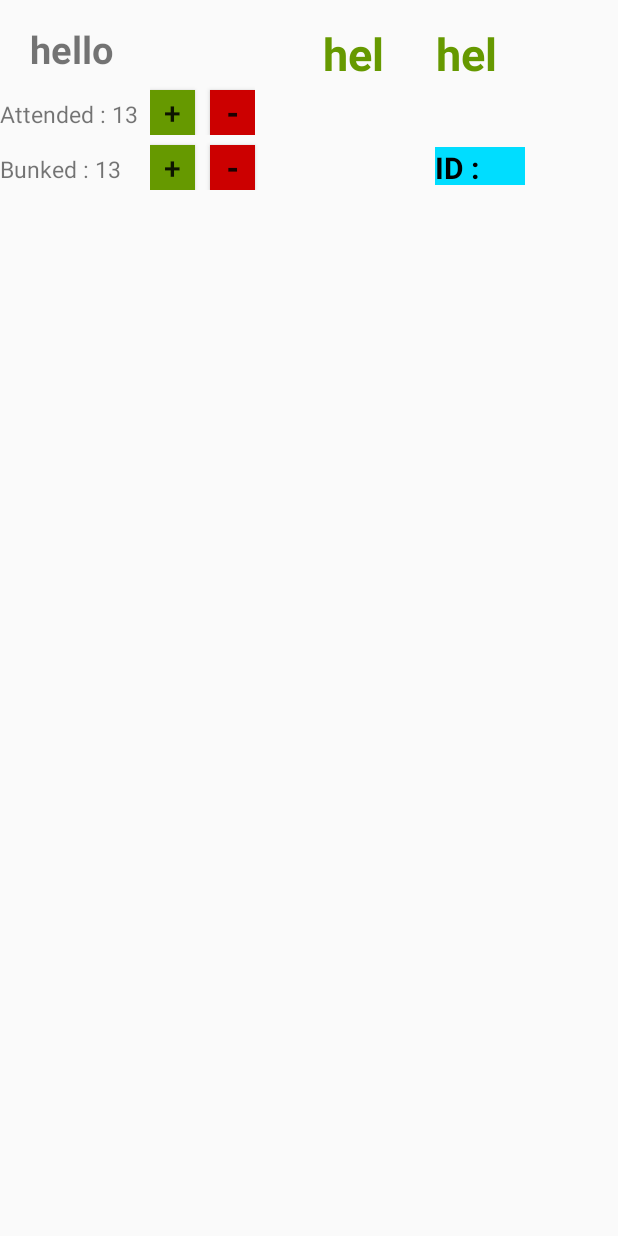
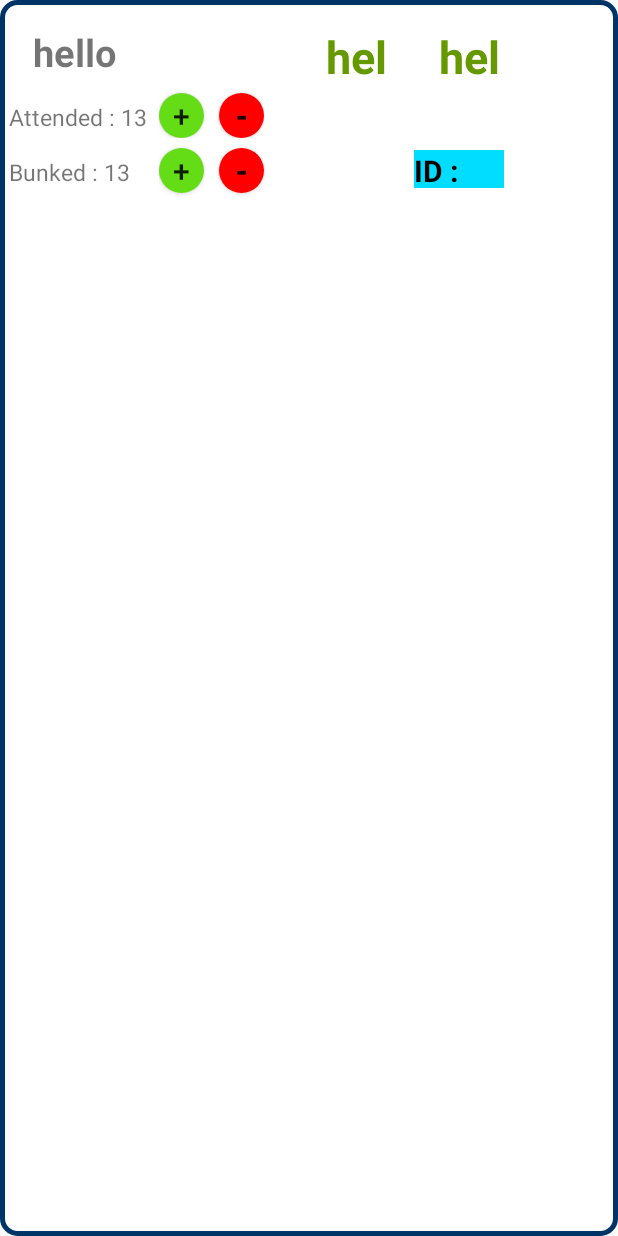
Before and after one commit to Cyber-Labs/attendance-manager-app-1, an Android app: the layout list_layout.xml on its own in the app's theme, with its tools: preview values and no code run, on a phone screen of 412 x 824 dp. Run offline under Robolectric (Android 15) with nearby library versions, the phone set to English and light mode, and no system bars.

Commit message:
round buttons added and background changed(FINALLY)

```diff
--- /dev/null
+++ b/app/src/main/res/drawable/box.xml
@@ -0,0 +1,10 @@
+<?xml version="1.0" encoding="utf-8"?>
+<shape xmlns:android="http://schemas.android.com/apk/res/android" android:id="@+id/listview_background_shape">
+    <stroke android:width="3dp" android:color="#003366 " />
+    <padding android:left="2dp"
+        android:top="2dp"
+        android:right="2dp"
+        android:bottom="2dp" />
+    <corners android:radius="10dp" />
+    <solid android:color="#ffffffff" />
+</shape>
--- /dev/null
+++ b/app/src/main/res/drawable/round_button_red.xml
@@ -0,0 +1,8 @@
+<?xml version="1.0" encoding="utf-8"?>
+<shape xmlns:android="http://schemas.android.com/apk/res/android"
+    android:shape="rectangle"
+    >
+    <solid android:color="#ff0000"/>
+    <corners android:radius="200dp"/>
+
+</shape>
--- /dev/null
+++ b/app/src/main/res/drawable/round_buttons_green.xml
@@ -0,0 +1,8 @@
+<?xml version="1.0" encoding="utf-8"?>
+<shape xmlns:android="http://schemas.android.com/apk/res/android"
+    android:shape="rectangle"
+    >
+    <solid android:color="#64DD17"/>
+    <corners android:radius="200dp"/>
+
+</shape>
--- a/app/src/main/res/layout/activity_main.xml
+++ b/app/src/main/res/layout/activity_main.xml
@@ -7,7 +7,8 @@
     android:layout_height="match_parent"
     android:fitsSystemWindows="true"
     tools:context=".MainActivity"
-    tools:openDrawer="start">
+    tools:openDrawer="start"
+    android:background="@drawable/a7">
 
     <LinearLayout
         android:layout_width="match_parent"
--- a/app/src/main/res/layout/list_layout.xml
+++ b/app/src/main/res/layout/list_layout.xml
@@ -3,7 +3,8 @@
     android:layout_width="match_parent"
     android:layout_height="match_parent"
     xmlns:tools="http://schemas.android.com/tools"
-    tools:context=".MainActivity">
+    tools:context=".MainActivity"
+    android:background="@drawable/box">
 
     <TextView
         android:id="@+id/subject_name"
@@ -44,7 +45,8 @@
         android:text="Attended : 13"
         android:textSize="15sp"
         android:layout_below="@id/subject_name"
-        android:layout_marginTop="15dp"/>
+        android:layout_marginTop="15dp"
+        android:layout_marginLeft="4dp"/>
     <TextView
         android:id="@+id/absents"
         android:layout_width="100dp"
@@ -52,7 +54,8 @@
         android:text="Bunked : 13"
         android:textSize="15sp"
         android:layout_below="@id/presents"
-        android:layout_marginTop="15dp"/>
+        android:layout_marginTop="15dp"
+        android:layout_marginLeft="4dp"/>
     <LinearLayout
         android:layout_width="wrap_content"
         android:layout_height="wrap_content"
@@ -68,7 +71,7 @@
             android:textSize="20sp"
             android:text="+"
             android:layout_marginTop="10dp"
-            android:background="@android:color/holo_green_dark"/>
+            android:background="@drawable/round_buttons_green"/>
         <Button
             android:id="@+id/pSubtract"
             android:onClick="PSUBTRACT"
@@ -79,7 +82,7 @@
             android:textStyle="bold"
             android:layout_marginTop="10dp"
             android:layout_marginLeft="10dp"
-            android:background="@android:color/holo_red_dark"/>
+            android:background="@drawable/round_button_red"/>
 
     </LinearLayout>
     <LinearLayout
@@ -97,7 +100,8 @@
             android:textSize="20sp"
             android:text="+"
             android:layout_marginTop="10dp"
-            android:background="@android:color/holo_green_dark"/>
+            android:layout_marginBottom="5dp"
+            android:background="@drawable/round_buttons_green"/>
         <Button
             android:id="@+id/aSubtract"
             android:onClick="ASUBTRACT"
@@ -108,14 +112,15 @@
             android:textStyle="bold"
             android:layout_marginTop="10dp"
             android:layout_marginLeft="10dp"
-            android:background="@android:color/holo_red_dark"/>
+            android:layout_marginBottom="5dp"
+            android:background="@drawable/round_button_red"/>
         <TextView
             android:layout_width="40dp"
             android:layout_height="25dp"
             android:textSize="20sp"
             android:text="ID :"
             android:layout_marginTop="10dp"
-            android:layout_marginLeft="120dp"
+            android:layout_marginLeft="100dp"
             android:textStyle="bold"
             android:textColor="@android:color/black"
             android:background="@android:color/holo_blue_bright"/>
```
Also changed, not shown: app/src/main/res/drawable/a7.jpg (added).
